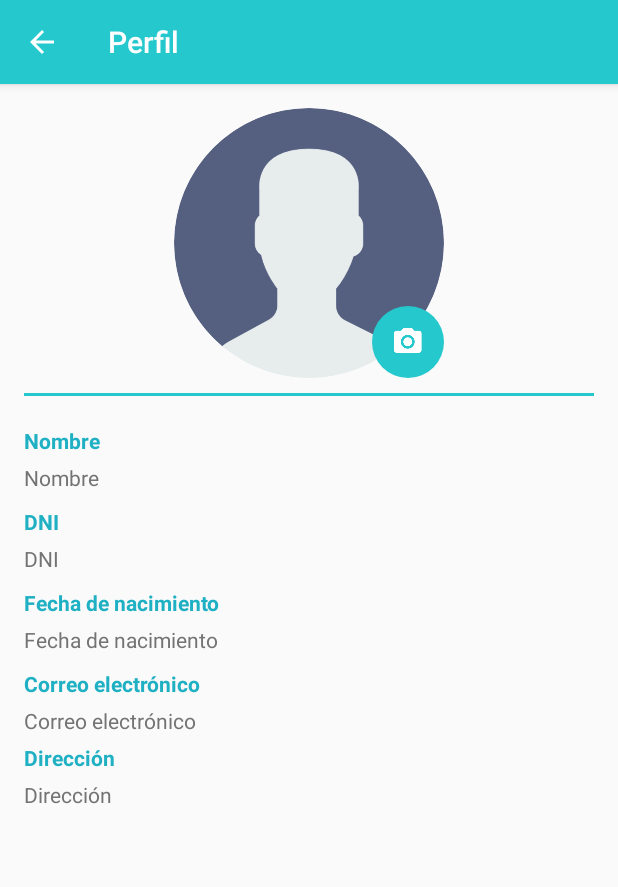
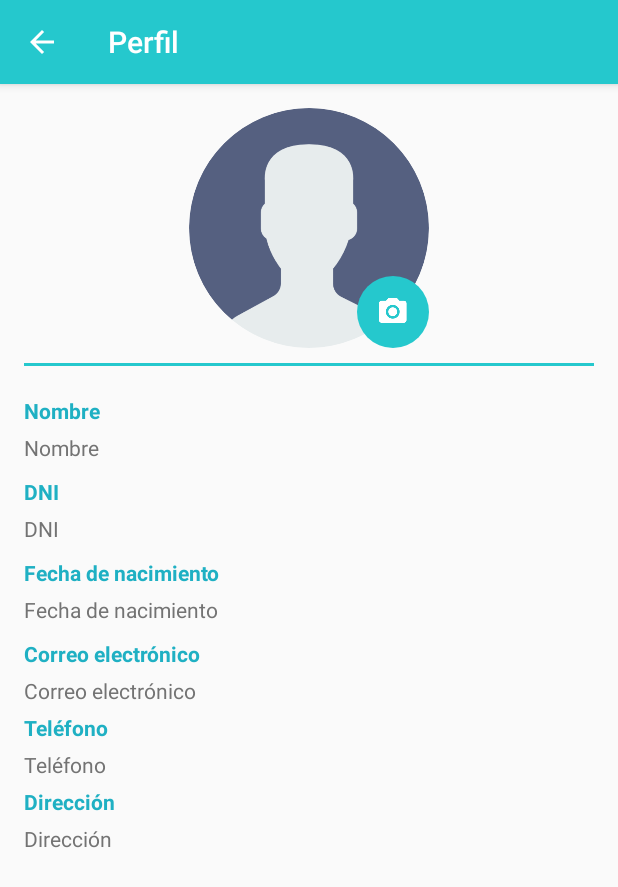
Before and after one commit to JairoBarzola/SOSfido, an Android app: the ProfileFragment screen opened directly, with no data from a screen before it, on a phone screen of 412 x 824 dp. Shown: the top 887 px of the screen. Run offline under Robolectric (Android 15) with nearby library versions, the phone set to English and light mode, and no system bars; our stand-ins replace ButterKnife, CircleImageView; 6 statements that could not run were skipped.

Commit message:
nav_header ok

```diff
--- /dev/null
+++ b/app/src/main/java/com/calidad/sosfidoapp/sosfido/Presentacion/Contracts/ProfileContract.java
@@ -0,0 +1,18 @@
+package com.calidad.sosfidoapp.sosfido.Presentacion.Contracts;
+
+import com.calidad.sosfidoapp.sosfido.Data.Entities.PersonEntity;
+
+/**
+ * Created by jairbarzola on 2/10/17.
+ */
+
+public interface ProfileContract {
+
+    //interfaces para el modelo Vista-Presentador
+    interface View {
+        void loadUser(PersonEntity personEntity);
+    }
+    interface Presenter {
+        void start();
+    }
+}
--- a/app/src/main/java/com/calidad/sosfidoapp/sosfido/Presentacion/Fragments/ProfileFragment.java
+++ b/app/src/main/java/com/calidad/sosfidoapp/sosfido/Presentacion/Fragments/ProfileFragment.java
@@ -5,9 +5,14 @@ import android.support.v4.app.Fragment;
 import android.view.LayoutInflater;
 import android.view.View;
 import android.view.ViewGroup;
+import android.widget.TextView;
 
+import com.calidad.sosfidoapp.sosfido.Data.Entities.PersonEntity;
+import com.calidad.sosfidoapp.sosfido.Presentacion.Contracts.ProfileContract;
+import com.calidad.sosfidoapp.sosfido.Presentacion.Presenters.ProfilePresenterImpl;
 import com.calidad.sosfidoapp.sosfido.R;
 
+import butterknife.BindView;
 import butterknife.ButterKnife;
 import butterknife.Unbinder;
 
@@ -15,8 +20,17 @@ import butterknife.Unbinder;
  * Created by jairbarzola on 28/09/17.
  */
 
-public class ProfileFragment extends Fragment {
+public class ProfileFragment extends Fragment implements ProfileContract.View {
 
+    @BindView(R.id.tv_name) TextView tvName;
+    @BindView(R.id.tv_dni) TextView tvDni;
+    @BindView(R.id.tv_birth_date) TextView tvBirthDate;
+    @BindView(R.id.tv_direccion) TextView tvDireccion;
+    @BindView(R.id.tv_email) TextView tvEmail;
+    @BindView(R.id.tv_phone) TextView tvPhone;
+
+
+    ProfileContract.Presenter presenter;
     Unbinder unbinder;
     public ProfileFragment() {
     }
@@ -35,6 +49,8 @@ public class ProfileFragment extends Fragment {
     @Override
     public void onViewCreated(View view, Bundle savedInstanceState) {
         super.onViewCreated(view, savedInstanceState);
+        presenter = new ProfilePresenterImpl(this,getContext());
+        presenter.start();
     }
 
     @Override
@@ -42,4 +58,14 @@ public class ProfileFragment extends Fragment {
         super.onDestroyView();
         unbinder.unbind();
     }
+
+    @Override
+    public void loadUser(PersonEntity personEntity) {
+        tvName.setText(personEntity.getUser().getFirst_name()+" "+personEntity.getUser().getLast_name());
+        tvDni.setText(personEntity.getDni());
+        tvBirthDate.setText(personEntity.getBorn_date());
+        tvDireccion.setText(personEntity.getAddress());
+        tvEmail.setText(personEntity.getUser().getEmail());
+        tvPhone.setText(personEntity.getPhone_number());
+    }
 }
--- a/app/src/main/java/com/calidad/sosfidoapp/sosfido/Presentacion/Fragments/RegisterUserFragment.java
+++ b/app/src/main/java/com/calidad/sosfidoapp/sosfido/Presentacion/Fragments/RegisterUserFragment.java
@@ -15,10 +15,8 @@ import android.widget.TextView;
 import android.widget.Toast;
 
 import com.calidad.sosfidoapp.sosfido.Presentacion.Activies.HomeActivity;
-import com.calidad.sosfidoapp.sosfido.Presentacion.Activies.LoginActivity;
-import com.calidad.sosfidoapp.sosfido.Presentacion.Activies.RegisterActivity;
 import com.calidad.sosfidoapp.sosfido.Presentacion.Contracts.RegisterUserContract;
-import com.calidad.sosfidoapp.sosfido.Presentacion.Presenters.RegisterUserImpl;
+import com.calidad.sosfidoapp.sosfido.Presentacion.Presenters.RegisterUserPresenterImpl;
 import com.calidad.sosfidoapp.sosfido.R;
 import com.calidad.sosfidoapp.sosfido.Utils.ProgressDialogCustom;
 import com.mobsandgeeks.saripaar.ValidationError;
@@ -89,7 +87,7 @@ public class RegisterUserFragment extends Fragment implements RegisterUserContra
                 now.get(Calendar.MONTH),
                 now.get(Calendar.DAY_OF_MONTH)
         );
-        presenter = new RegisterUserImpl(this,getContext());
+        presenter = new RegisterUserPresenterImpl(this,getContext());
 
     }
     @OnClick(R.id.btn_register)
--- /dev/null
+++ b/app/src/main/java/com/calidad/sosfidoapp/sosfido/Presentacion/Presenters/ProfilePresenterImpl.java
@@ -0,0 +1,31 @@
+package com.calidad.sosfidoapp.sosfido.Presentacion.Presenters;
+
+import android.content.Context;
+
+import com.calidad.sosfidoapp.sosfido.Data.Entities.PersonEntity;
+import com.calidad.sosfidoapp.sosfido.Data.Repositories.Local.SessionManager;
+import com.calidad.sosfidoapp.sosfido.Presentacion.Contracts.ProfileContract;
+import com.calidad.sosfidoapp.sosfido.Presentacion.Fragments.ProfileFragment;
+
+/**
+ * Created by jairbarzola on 2/10/17.
+ */
+
+public class ProfilePresenterImpl implements ProfileContract.Presenter{
+
+    private ProfileFragment view;
+    private SessionManager sessionManager;
+    private Context context;
+
+
+    public ProfilePresenterImpl(ProfileFragment view, Context context){
+        this.view=view;
+        this.context=context;
+        sessionManager = new SessionManager(context);
+    }
+    @Override
+    public void start() {
+        PersonEntity personEntity = sessionManager.getPersonEntity();
+        view.loadUser(personEntity);
+    }
+}
--- a/app/src/main/java/com/calidad/sosfidoapp/sosfido/Presentacion/Presenters/RegisterUserImpl.java
+++ b/app/src/main/java/com/calidad/sosfidoapp/sosfido/Presentacion/Presenters/RegisterUserPresenterImpl.java
@@ -22,13 +22,13 @@ import retrofit2.Response;
  * Created by jairbarzola on 1/10/17.
  */
 
-public class RegisterUserImpl implements RegisterUserContract.Presenter{
+public class RegisterUserPresenterImpl implements RegisterUserContract.Presenter{
 
     RegisterUserFragment view;
     Context context;
     private SessionManager sessionManager;
 
-    public  RegisterUserImpl(RegisterUserFragment view, Context context){
+    public RegisterUserPresenterImpl(RegisterUserFragment view, Context context){
         this.view=view;
         sessionManager = new SessionManager(context);
         this.context=context;
--- a/app/src/main/res/layout/fragment_profile.xml
+++ b/app/src/main/res/layout/fragment_profile.xml
@@ -1,22 +1,25 @@
 <?xml version="1.0" encoding="utf-8"?>
-<LinearLayout xmlns:android="http://schemas.android.com/apk/res/android"
-    xmlns:tools="http://schemas.android.com/tools"
-    android:id="@+id/activity_main"
+<ScrollView xmlns:android="http://schemas.android.com/apk/res/android"
     android:layout_width="match_parent"
     android:layout_height="match_parent"
-    android:paddingBottom="@dimen/activity_vertical_margin"
-    android:paddingLeft="@dimen/activity_horizontal_margin"
-    android:paddingRight="@dimen/activity_horizontal_margin"
-    android:paddingTop="@dimen/activity_vertical_margin"
-    android:orientation="vertical">
+    android:fillViewport="true" >
+
+    <LinearLayout
+        android:layout_width="match_parent"
+        android:orientation="vertical"
+        android:paddingBottom="@dimen/activity_vertical_margin"
+        android:paddingLeft="@dimen/activity_horizontal_margin"
+        android:paddingRight="@dimen/activity_horizontal_margin"
+        android:paddingTop="@dimen/activity_vertical_margin"
+        android:layout_height="match_parent">
 
     <RelativeLayout
         android:layout_width="match_parent"
         android:layout_height="wrap_content">
         <de.hdodenhof.circleimageview.CircleImageView
             android:id="@+id/image"
-            android:layout_width="180dp"
-            android:layout_height="180dp"
+            android:layout_width="160dp"
+            android:layout_height="160dp"
             android:layout_centerHorizontal="true"
             android:layout_centerVertical="true"
             android:src="@drawable/user" />
@@ -56,7 +59,7 @@
         android:layout_width="wrap_content"
         android:layout_height="wrap_content"
         android:text="@string/dni"
-        android:id="@+id/tv_document_number"
+        android:id="@+id/tv_dni"
         android:layout_marginBottom="10dp"
         android:textSize="@dimen/normal_text"
         android:textColor="@color/black_select"/>
@@ -87,6 +90,18 @@
         android:textColor="@color/black_select"/>
     <TextView
         style="@style/TextViewConstant"
+        android:text="@string/phone"
+        android:layout_marginBottom="5dp"/>
+    <TextView
+        android:layout_width="wrap_content"
+        android:layout_height="wrap_content"
+        android:text="@string/phone"
+        android:id="@+id/tv_phone"
+        android:layout_marginBottom="5dp"
+        android:textSize="@dimen/normal_text"
+        android:textColor="@color/black_select"/>
+    <TextView
+        style="@style/TextViewConstant"
         android:text="@string/direction"
         android:layout_marginBottom="5dp"/>
     <TextView
@@ -97,4 +112,5 @@
         android:layout_marginBottom="30dp"
         android:textSize="@dimen/normal_text"
         android:textColor="@color/black_select"/>
-</LinearLayout>
+    </LinearLayout>
+</ScrollView>
--- a/app/src/main/res/layout/nav_header_home.xml
+++ b/app/src/main/res/layout/nav_header_home.xml
@@ -21,7 +21,7 @@
             android:layout_height="110dp"
             android:layout_gravity="center"
             android:padding="8dp"
-            android:src="@drawable/photo"
+            android:src="@drawable/user"
             app:civ_border_width="2dp"
             app:civ_border_color="#addad5"/>
         <LinearLayout
@@ -36,11 +36,12 @@
                 android:layout_height="wrap_content"
                 android:text="Jair Barzola Cuba"
                 android:textColor="@color/white"
+                android:id="@+id/nav_name"
                 android:textSize="16dp"
                 android:textAppearance="@style/TextAppearance.AppCompat.Body2" />
 
             <TextView
-                android:id="@+id/textView"
+                android:id="@+id/nav_address"
                 android:layout_width="match_parent"
                 android:layout_height="wrap_content"
                 android:textColor="@color/gray"
```
Also changed, not shown: app/src/main/java/com/calidad/sosfidoapp/sosfido/Data/Entities/UserEntity.java (+18 -18 lines), app/src/main/java/com/calidad/sosfidoapp/sosfido/Presentacion/Activies/HomeActivity.java (+10 -0 lines), app/src/main/java/com/calidad/sosfidoapp/sosfido/Presentacion/Activies/RegisterUserActivity.java (+0 -19 lines), app/src/main/java/com/calidad/sosfidoapp/sosfido/Presentacion/Contracts/HomeContract.java (added, +21 -0 lines), app/src/main/java/com/calidad/sosfidoapp/sosfido/Presentacion/Presenters/HomePresenter.java (added, +8 -0 lines).
